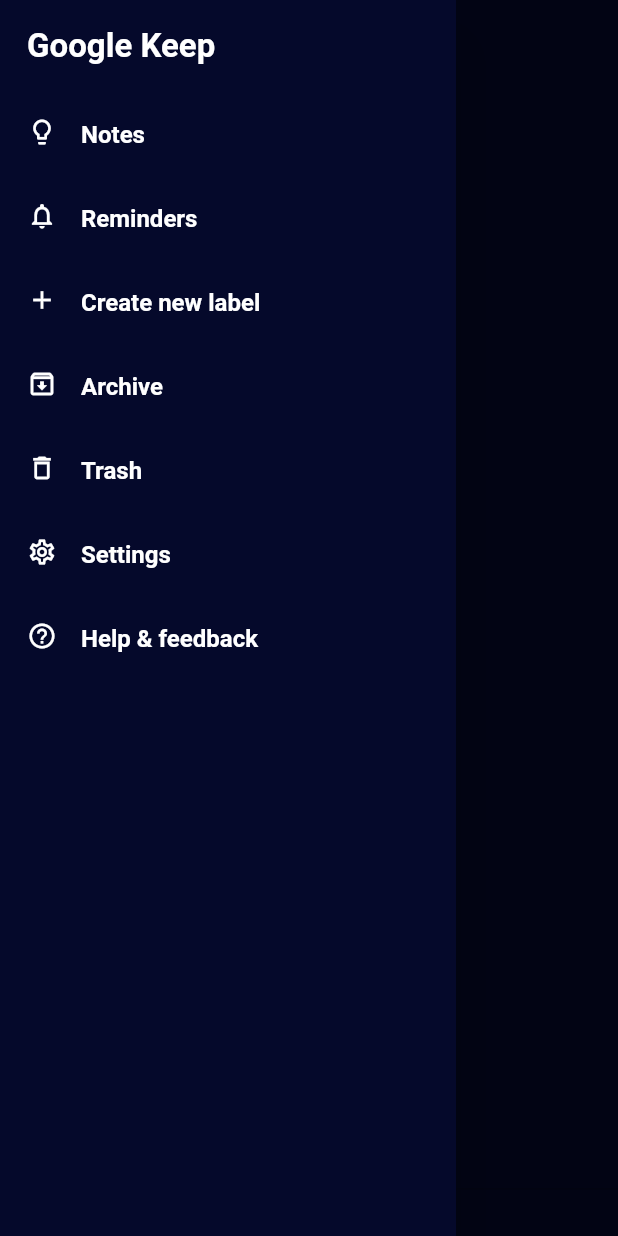
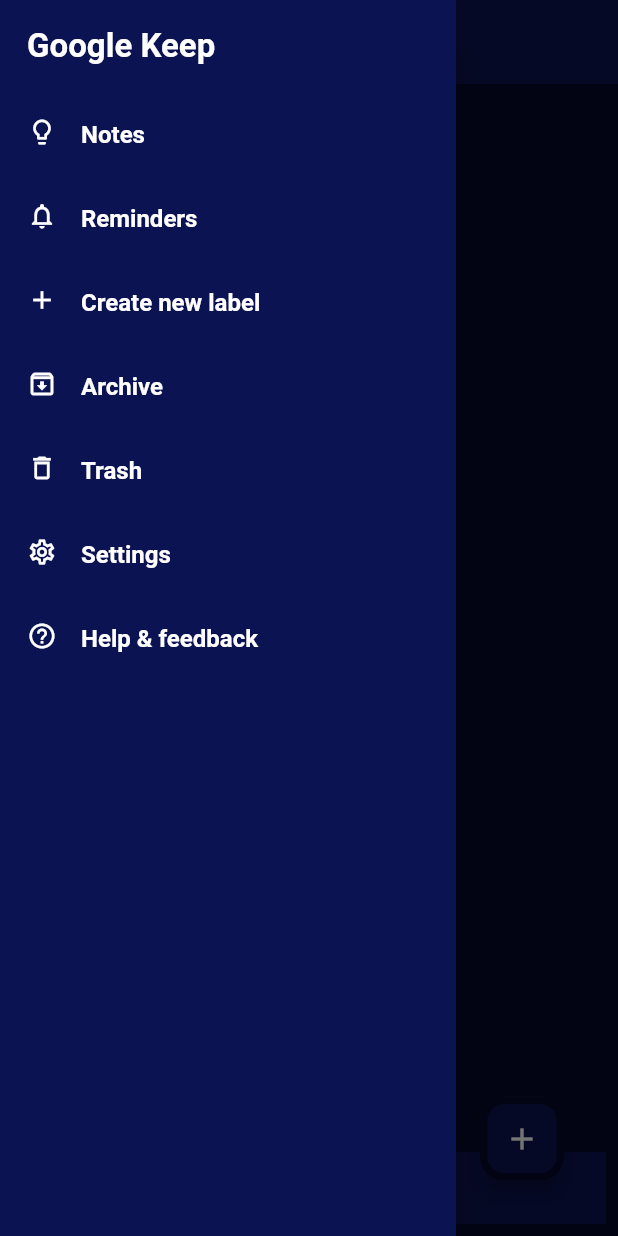
Before and after one commit to Geethika1234-mano/note_taking_app, a Flutter app: the screen it shows after launch, with the side drawer open, on a phone screen of 412 x 824 dp. Run offline on Flutter 3.47's test engine with Material 2 defaults, Android fonts, the phone set to English and light mode, and no system bars; our stand-ins replace cloud_firestore, firebase_core, google_fonts; accounts and stored records are empty.

Commit message:
Desinged footer and footer buttons

```diff
--- a/lib/screens/home_page.dart
+++ b/lib/screens/home_page.dart
@@ -1,6 +1,7 @@
 import 'package:cloud_firestore/cloud_firestore.dart';
 import 'package:flutter/material.dart';
 import 'package:google_fonts/google_fonts.dart';
+import 'package:note_taking_app/screens/note_editor.dart';
 import 'package:note_taking_app/screens/note_reader.dart';
 import 'package:note_taking_app/styles/app_style.dart';
 import 'package:note_taking_app/widgets/note_card.dart';
@@ -21,7 +22,7 @@ class _HomePageState extends State<HomePage> {
       appBar: AppBar(
         elevation: 0.0,
         title: Text("Search your notes"),
-        backgroundColor: AppStyle.mainColor,
+        backgroundColor: AppStyle.sideColor,
       ),
       drawer: SideBar(),
       body: Padding(
@@ -79,17 +80,33 @@ class _HomePageState extends State<HomePage> {
           ],
         ),
       ),
-      // floatingActionButton: FloatingActionButton.extended(
-      //   onPressed: () {
-      //     Navigator.push(context,
-      //         MaterialPageRoute(builder: (context) => NoteEditorScreen()));
-      //   },
-      //   label: Text("New"),
-      //   icon: Icon(Icons.add),
-      // ),
+      floatingActionButton: Padding(
+        padding: const EdgeInsets.all(20.0),
+        child: FloatingActionButton(
+          backgroundColor: AppStyle.sideColor,
+          shape: RoundedRectangleBorder(
+            borderRadius: BorderRadius.circular(
+              16,
+            ),
+            side: BorderSide(
+              width: 5,
+              color: AppStyle.mainColor,
+            ),
+          ),
+          onPressed: () {
+            Navigator.push(context,
+                MaterialPageRoute(builder: (context) => NoteEditorScreen()));
+          },
+          child: Icon(
+            Icons.add,
+          ),
+        ),
+      ),
+      floatingActionButtonLocation: FloatingActionButtonLocation.endDocked,
       persistentFooterButtons: [
-        Container(
-          height: 15,
+        Expanded(
+          child: Container(
+            color: AppStyle.sideColor,
             child: Row(
               mainAxisAlignment: MainAxisAlignment.start,
               children: [
@@ -119,6 +136,7 @@ class _HomePageState extends State<HomePage> {
                 ),
                 IconButton(
                   padding: EdgeInsets.all(0),
+                  color: AppStyle.sideColor,
                   onPressed: () {},
                   icon: Icon(
                     Icons.photo_outlined,
@@ -128,6 +146,7 @@ class _HomePageState extends State<HomePage> {
               ],
             ),
           ),
+        ),
       ],
     );
   }
--- a/lib/styles/app_style.dart
+++ b/lib/styles/app_style.dart
@@ -5,6 +5,7 @@ class AppStyle {
   static Color bgColor = Color(0xFFe2e2fe);
   static Color mainColor = Color.fromARGB(255, 5, 9, 43);
   static Color accentColor = Color(0xFF0065FF);
+  static Color sideColor = Color.fromARGB(255, 12, 19, 83);
 
   //setting the cards different color
 
--- a/lib/widgets/sidebar.dart
+++ b/lib/widgets/sidebar.dart
@@ -13,7 +13,7 @@ class _SideBarState extends State<SideBar> {
   Widget build(BuildContext context) {
     return Container(
       child: Drawer(
-        backgroundColor: AppStyle.mainColor,
+        backgroundColor: AppStyle.sideColor,
         child: SafeArea(
           child: Container(
             padding: const EdgeInsets.all(18.0),
```
Lines whose indentation alone changed are shown as unchanged.
